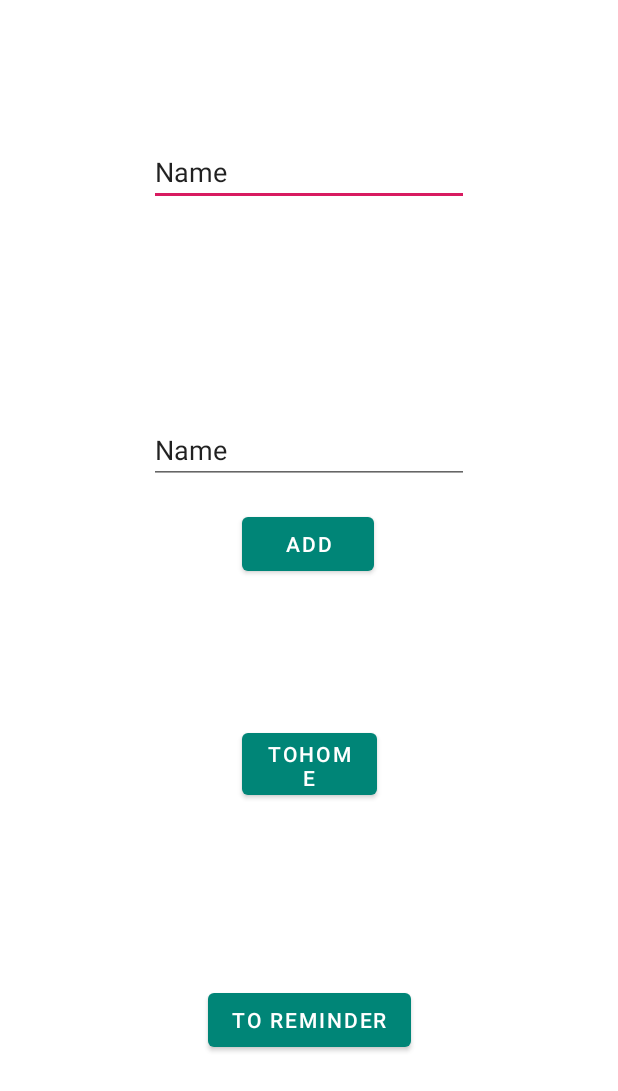
After one commit to MannarElkady/TripPlanner-ITI---Android-with-Java, an Android app: the layout backup.xml on its own in the app's theme, with its tools: preview values and no code run, on a phone screen of 412 x 824 dp. The commit adds this screen. Shown: the top 1091 px of the screen. Run offline under Robolectric (Android 15) with nearby library versions, the phone set to English and light mode, and no system bars.

```diff
--- a/app/src/main/java/com/example/tripplanner/core/firestoredb/FirestoreConnection.java
+++ b/app/src/main/java/com/example/tripplanner/core/firestoredb/FirestoreConnection.java
@@ -51,7 +51,6 @@ public class FirestoreConnection {
     private FirestoreConnection() {
         db = FirebaseFirestore.getInstance();
         tripsCollectionReference = db.collection(TRIP_COLLECTION).document(_user.getUserId());
-        //setupCasheFirestore();
     }
 
     //get instance of FirestoreConnection
@@ -83,7 +82,6 @@ public class FirestoreConnection {
             }
         });*/
     }
-
     /*Ashraf*/
 
     //add trip to user collection of trips
--- a/app/src/main/java/com/example/tripplanner/core/model/room_model/TripWithNotes.java
+++ b/app/src/main/java/com/example/tripplanner/core/model/room_model/TripWithNotes.java
@@ -13,7 +13,6 @@ public class TripWithNotes {
 
     @Embedded
     public TripEntity trip;
-
 
     @Relation(
             parentColumn = "tripId",
--- /dev/null
+++ b/app/src/main/res/drawable-v24/ic_account_circle_black_24dp.xml
@@ -0,0 +1,5 @@
+<vector android:height="24dp" android:tint="#FFFFFF"
+    android:viewportHeight="24.0" android:viewportWidth="24.0"
+    android:width="24dp" xmlns:android="http://schemas.android.com/apk/res/android">
+    <path android:name="outline_path" android:fillColor="#FFFFFF" android:pathData="M12,2C6.48,2 2,6.48 2,12s4.48,10 10,10 10,-4.48 10,-10S17.52,2 12,2zM12,5c1.66,0 3,1.34 3,3s-1.34,3 -3,3 -3,-1.34 -3,-3 1.34,-3 3,-3zM12,19.2c-2.5,0 -4.71,-1.28 -6,-3.22 0.03,-1.99 4,-3.08 6,-3.08 1.99,0 5.97,1.09 6,3.08 -1.29,1.94 -3.5,3.22 -6,3.22z"/>
+</vector>
--- /dev/null
+++ b/app/src/main/res/drawable-v24/ic_history_black_24dp.xml
@@ -0,0 +1,5 @@
+<vector android:height="24dp" android:tint="#FFFFFF"
+    android:viewportHeight="24.0" android:viewportWidth="24.0"
+    android:width="24dp" xmlns:android="http://schemas.android.com/apk/res/android">
+    <path android:name="outline_path" android:fillColor="#FFFFFF" android:pathData="M13,3c-4.97,0 -9,4.03 -9,9L1,12l3.89,3.89 0.07,0.14L9,12L6,12c0,-3.87 3.13,-7 7,-7s7,3.13 7,7 -3.13,7 -7,7c-1.93,0 -3.68,-0.79 -4.94,-2.06l-1.42,1.42C8.27,19.99 10.51,21 13,21c4.97,0 9,-4.03 9,-9s-4.03,-9 -9,-9zM12,8v5l4.28,2.54 0.72,-1.21 -3.5,-2.08L13.5,8L12,8z"/>
+</vector>
--- /dev/null
+++ b/app/src/main/res/layout/backup.xml
@@ -0,0 +1,67 @@
+<?xml version="1.0" encoding="utf-8"?>
+<androidx.constraintlayout.widget.ConstraintLayout xmlns:android="http://schemas.android.com/apk/res/android"
+    xmlns:app="http://schemas.android.com/apk/res-auto"
+    xmlns:tools="http://schemas.android.com/tools"
+    android:layout_width="match_parent"
+    android:layout_height="match_parent"
+    tools:context=".MainActivity">
+
+    <EditText
+        android:id="@+id/body"
+        android:layout_width="wrap_content"
+        android:layout_height="wrap_content"
+        android:layout_marginTop="92dp"
+        android:ems="10"
+        android:inputType="textPersonName"
+        android:text="Name"
+        app:layout_constraintEnd_toEndOf="parent"
+        app:layout_constraintStart_toStartOf="parent"
+        app:layout_constraintTop_toTopOf="parent" />
+
+    <EditText
+        android:id="@+id/description"
+        android:layout_width="wrap_content"
+        android:layout_height="wrap_content"
+        android:layout_marginTop="140dp"
+        android:ems="10"
+        android:inputType="textPersonName"
+        android:text="Name"
+        app:layout_constraintEnd_toEndOf="@+id/body"
+        app:layout_constraintHorizontal_bias="0.0"
+        app:layout_constraintStart_toStartOf="@+id/body"
+        app:layout_constraintTop_toBottomOf="@+id/body" />
+
+    <Button
+        android:id="@+id/clickme"
+        android:layout_width="wrap_content"
+        android:layout_height="wrap_content"
+        android:layout_marginTop="16dp"
+        android:text="add"
+        app:layout_constraintEnd_toEndOf="parent"
+        app:layout_constraintHorizontal_bias="0.498"
+        app:layout_constraintStart_toStartOf="parent"
+        app:layout_constraintTop_toBottomOf="@+id/description" />
+
+    <Button
+        android:id="@+id/toHome"
+        android:layout_width="90dp"
+        android:layout_height="53dp"
+        android:layout_marginTop="96dp"
+        android:onClick="toHome"
+        android:text="toHome"
+        app:layout_constraintEnd_toEndOf="parent"
+        app:layout_constraintHorizontal_bias="0.501"
+        app:layout_constraintStart_toStartOf="parent"
+        app:layout_constraintTop_toBottomOf="@+id/clickme" />
+
+    <Button
+        android:id="@+id/ToReminder"
+        android:layout_width="wrap_content"
+        android:layout_height="wrap_content"
+        android:onClick="toReminder"
+        android:text="To Reminder"
+        app:layout_constraintBottom_toBottomOf="parent"
+        app:layout_constraintEnd_toEndOf="@+id/toHome"
+        app:layout_constraintStart_toStartOf="@+id/toHome"
+        app:layout_constraintTop_toBottomOf="@+id/toHome" />
+</androidx.constraintlayout.widget.ConstraintLayout>
--- a/app/src/main/res/navigation/navigate_component.xml
+++ /dev/null
@@ -1,5 +0,0 @@
-<?xml version="1.0" encoding="utf-8"?>
-<navigation xmlns:android="http://schemas.android.com/apk/res/android"
-    xmlns:app="http://schemas.android.com/apk/res-auto" android:id="@+id/navigate_component">
-
-</navigation>
--- /dev/null
+++ b/app/src/main/res/values-v21/styles.xml
@@ -0,0 +1,8 @@
+<resources>
+
+    <style name="AppTheme.NoActionBar">
+        <item name="windowActionBar">false</item>
+        <item name="windowNoTitle">true</item>
+        <item name="android:statusBarColor">@android:color/transparent</item>
+    </style>
+</resources>
--- a/app/src/main/res/values/strings.xml
+++ b/app/src/main/res/values/strings.xml
@@ -22,4 +22,10 @@
     <string name="snooze_trip">Snooze</string>
     <string name="cancel_trip">Cancel</string>
     <string name="menu_home">Home</string>
+    <string name="title_activity_main_home_page">MainHomePage</string>
+    <string name="menu_gallery">Gallery</string>
+    <string name="menu_slideshow">Slideshow</string>
+    <string name="menu_tools">Tools</string>
+    <string name="menu_share">Share</string>
+    <string name="menu_send">Send</string>
 </resources>
--- a/app/src/main/res/values/styles.xml
+++ b/app/src/main/res/values/styles.xml
@@ -1,7 +1,7 @@
 <resources>
 
     <!-- Base application theme. -->
-    <style name="AppTheme" parent="Theme.AppCompat.Light.NoActionBar">
+    <style name="AppTheme" parent="Theme.MaterialComponents.Light.NoActionBar">
         <!-- Customize your theme here. -->
         <item name="colorPrimary">@color/colorPrimary</item>
         <!--<item name="windowNoTitle">true</item>-->
```
Also changed, not shown: app/build.gradle (+12 -3 lines), app/src/main/AndroidManifest.xml (+5 -3 lines), app/src/main/java/com/example/tripplanner/MainActivity.java (+38 -27 lines), app/src/main/java/com/example/tripplanner/homescreen/homeview/TripsHomeFragment.java (+9 -4 lines), app/src/main/res/drawable-v24/ic_home_black_24dp.xml (added, +10 -0 lines), app/src/main/res/drawable-v24/oval_shape.xml (added, +7 -0 lines), app/src/main/res/layout/activity_main.xml (+19 -59 lines), app/src/main/res/layout/home_trips_fragment.xml (+0 -14 lines), app/src/main/res/navigation/functionalities_navigation.xml (added, +16 -0 lines), app/src/main/res/values/dimens.xml (added, +8 -0 lines), app/src/main/res/values/drawables.xml (added, +8 -0 lines).
